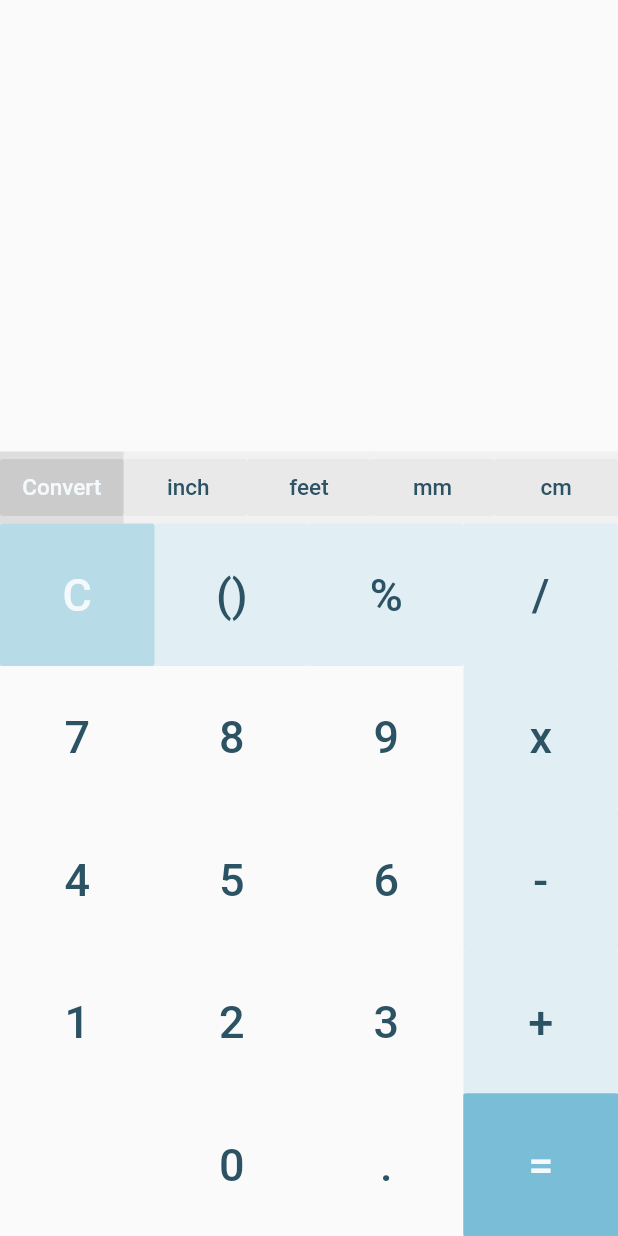
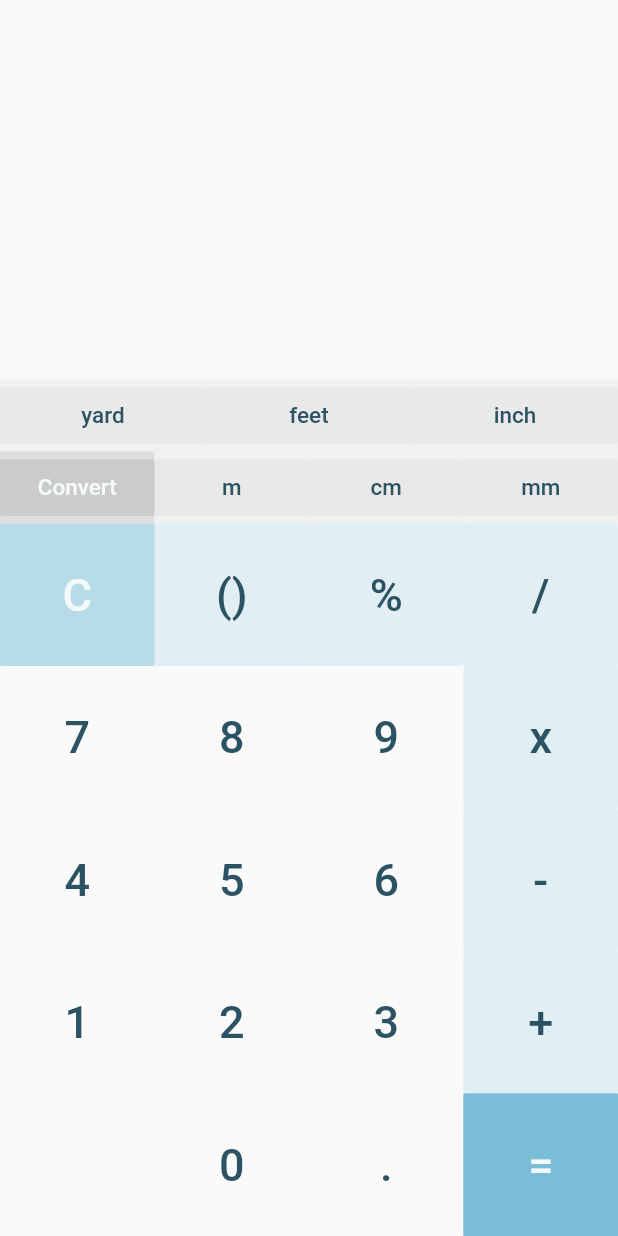
Before and after one commit to sherazahmad720/calculator, a Flutter app: the screen it shows after launch, after a tap on "feet", on a phone screen of 412 x 824 dp. Run offline on Flutter 3.47's test engine with Material 2 defaults, Android fonts, the phone set to English and light mode, and no system bars.

Commit message:
calculation functionality is added

```diff
--- a/lib/calFun.dart
+++ b/lib/calFun.dart
@@ -1,46 +1,62 @@
 double result;
+
 List<String> num1List = [];
 List<String> num2List = [];
 List<String> _parameters = [];
 String displayInputs;
 List<String> allInputs = [];
+List<String> lengthinputs = [];
 //lenth perameters
-String inch1 = "";
-String inch2 = "";
-String feet1 = "";
-String feet2 = "";
-double inchResult = 0;
-double feetResult = 0;
+
+//new logic//
+String lengthResult = "";
+double mr1 = 0;
+double mr2 = 0;
+
+//
 bool isLengthConverter = false;
+bool isMathCalculation = false;
 String lengthOptr = "";
 bool lastOptrIsLength = false;
+bool lastOptr = false;
 calculation(String input) {
   // If user press the clear button
 
-  if (input != "inch") {
-    lastOptrIsLength = false;
+  if (input != "yard" &&
+      input != "feet" &&
+      input != "inch" &&
+      input != "m" &&
+      input != "cm" &&
+      input != "mm") {
+    //NOTE clear buttion
     if (input == "C") {
+      lastOptr = false;
+      isLengthConverter = false;
+      isMathCalculation = false;
+      lengthinputs = [];
+      mr1 = 0;
+      mr2 = 0;
+
       num1List = [];
       num2List = [];
       _parameters = [];
       allInputs = [];
       displayInputs = null;
       result = null;
-      //
-      inch1 = "";
-      inch2 = "";
-      feet1 = "";
-      feet2 = "";
       isLengthConverter = false;
+      lengthResult = "";
       return;
     }
     // if two value are available then the '=' work
+    // NOTE equal Code
     if (num1List.length != 0 && num2List.length != 0 && input == "=") {
       allOperations();
       if (isLengthConverter) {
-        inch2 = "";
+        mr1 = double.parse(lengthResult);
+        mr2 = 0;
         _parameters = [];
-        allInputs = ["$inchResult inch"];
+        allInputs = ["$lengthResult m"];
+        result = null;
       } else {
         _parameters = [];
         num1List = ["$result"];
@@ -50,7 +66,7 @@ calculation(String input) {
       return;
     } else if (num2List.length == 0 && input == "=")
       return; // if one value input then press '=' then it did nothing
-
+//NOTE if number is pressed
     if (input == "0" ||
         input == "1" ||
         input == "2" ||
@@ -62,7 +78,10 @@ calculation(String input) {
         input == "8" ||
         input == "9" ||
         input == ".") {
+      lastOptr = false;
+      lastOptrIsLength = false;
       lengthOptr = "";
+
       if (_parameters.length == 0 && result == null) {
         num1List.add(input);
         // When pressed "=" after that hit any number
@@ -76,6 +95,8 @@ calculation(String input) {
       }
     }
     if (input == "+" || input == "-" || input == "x" || input == "/") {
+      lastOptr = true;
+
       lengthOptr = "";
       if (num1List.length != 0) {
         if (_parameters.length == 0) {
@@ -88,24 +109,61 @@ calculation(String input) {
         }
       }
     }
-
+//NOTE Show on Screen
     if (num1List.length != 0 || _parameters.length != 0) {
+      // if (!lastOptr) {
+      lengthinputs.add(input);
       allInputs.add(input);
+      if (lastOptr == true) {
+        lengthinputs = [];
+        lastOptr = false;
+      }
       displayInputs = allInputs.join();
+      // }
     }
-  } else if (_parameters.length == 0 || inch1 != "") {
+  } else if (!lastOptrIsLength && !isMathCalculation) {
     isLengthConverter = true;
+    //NOTE
 //here is code for length measured
 
     if (num1List.length > 0 && _parameters.length == 0 && lengthOptr == "") {
+      if (input == "yard") {
+        mr1 = mr1 + double.parse(lengthinputs.join()) / 1.094;
+      } else if (input == "feet") {
+        mr1 = mr1 + (double.parse(lengthinputs.join()) / 3.281);
+      } else if (input == "inch") {
+        mr1 = mr1 + double.parse(lengthinputs.join()) / 39.37;
+      } else if (input == "m") {
+        mr1 = mr1 + double.parse(lengthinputs.join());
+      } else if (input == "cm") {
+        mr1 = mr1 + double.parse(lengthinputs.join()) / 100;
+      } else if (input == "mm") {
+        mr1 = mr1 + double.parse(lengthinputs.join()) / 1000;
+      }
+      isLengthConverter = true;
+      lastOptrIsLength = true;
       lengthOptr = input;
-      inch1 = allInputs.join();
+      lengthinputs = [];
+      print(mr1);
       allInputs.add(input);
-      // allInputs.removeLast();
       displayInputs = allInputs.join();
     } else if (num2List.length > 0 && lengthOptr == "") {
+      if (input == "yard") {
+        mr2 = mr2 + double.parse(lengthinputs.join()) / 1.094;
+      } else if (input == "feet") {
+        mr2 = mr2 + (double.parse(lengthinputs.join()) / 3.281);
+      } else if (input == "inch") {
+        mr2 = mr2 + double.parse(lengthinputs.join()) / 39.37;
+      } else if (input == "m") {
+        mr2 = mr2 + double.parse(lengthinputs.join());
+      } else if (input == "cm") {
+        mr2 = mr2 + double.parse(lengthinputs.join()) / 100;
+      } else if (input == "mm") {
+        mr2 = mr2 + double.parse(lengthinputs.join()) / 1000;
+      }
+      lastOptrIsLength = true;
       lengthOptr = input;
-      inch2 = num2List.join();
+      lengthinputs = [];
       allInputs.add(input);
       displayInputs = allInputs.join();
     }
@@ -115,14 +173,15 @@ calculation(String input) {
 void allOperations() {
   if (_parameters[_parameters.length - 1] == "+") {
     if (isLengthConverter) {
+      result = mr1 + mr2;
+      mr1 = result;
+      lengthResult = "${result.toString()}";
+
+      num1List = ["$result"];
       num2List = [];
-      inchResult = addition(inch1, inch2);
-      inch1 = "$inchResult";
-      inch2 = "";
-      // feetResult = inchResult;
+      mr2 = 0;
+      result = null;
       _parameters = [];
-
-      allInputs = ["$inchResult inch"];
     } else {
       double sum = addition(num1List.join(), num2List.join());
       num1List = ["$sum"];
@@ -131,14 +190,15 @@ void allOperations() {
     }
   } else if (_parameters[_parameters.length - 1] == "-") {
     if (isLengthConverter) {
+      result = mr1 - mr2;
+      mr1 = result;
+      lengthResult = "${result.toString()}";
+
+      num1List = ["$result"];
       num2List = [];
-      inchResult = subtraction(inch1, inch2);
-      inch1 = "$inchResult";
-      inch2 = "";
-      // feetResult = inchResult;
+      mr2 = 0;
+      result = null;
       _parameters = [];
-
-      allInputs = ["$inchResult inch"];
     } else {
       double subtract = subtraction(num1List.join(), num2List.join());
       num1List = ["$subtract"];
@@ -147,14 +207,15 @@ void allOperations() {
     }
   } else if (_parameters[_parameters.length - 1] == "x") {
     if (isLengthConverter) {
+      result = mr1 * mr2;
+      mr1 = result;
+      lengthResult = "${result.toString()}";
+
+      num1List = ["$result"];
       num2List = [];
-      inchResult = multiplication(inch1, inch2);
-      inch1 = "$inchResult";
-      inch2 = "";
-      // feetResult = inchResult;
+      result = null;
+      mr2 = 0;
       _parameters = [];
-
-      allInputs = ["$inchResult inch"];
     } else {
       double multi = multiplication(num1List.join(), num2List.join());
       num1List = ["$multi"];
@@ -163,14 +224,15 @@ void allOperations() {
     }
   } else if (_parameters[_parameters.length - 1] == "/") {
     if (isLengthConverter) {
+      result = mr1 / mr2;
+      mr1 = result;
+      lengthResult = "${result.toString()}";
+
+      num1List = ["$result"];
       num2List = [];
-      inchResult = division(inch1, inch2);
-      inch1 = "$inchResult";
-      inch2 = "";
-      // feetResult = inchResult;
+      mr2 = 0;
+      result = null;
       _parameters = [];
-
-      allInputs = ["$inchResult inch"];
     } else {
       double divi = division(num1List.join(), num2List.join());
       num1List = ["$divi"];
--- a/lib/main.dart
+++ b/lib/main.dart
@@ -52,7 +52,11 @@ class _CalculatorState extends State<Calculator> {
                 ),
                 Align(
                   child: Text(
-                    result == null ? "" : "$result",
+                    result == null
+                        ? lengthResult == ""
+                            ? ""
+                            : "$lengthResult m"
+                        : "$result",
                     style: kResultTextStyle,
                   ),
                 ),
@@ -61,6 +65,43 @@ class _CalculatorState extends State<Calculator> {
           ),
         ),
         //length functionality button
+        Row(
+          children: <Widget>[
+            ConverterButton(
+              text: "yard",
+              backgroundColor: kButtonConverterBackgroud.withOpacity(0.1),
+              press: () {
+                setState(
+                  () {
+                    calculation("yard");
+                  },
+                );
+              },
+            ),
+            ConverterButton(
+              text: "feet",
+              backgroundColor: kButtonConverterBackgroud.withOpacity(0.1),
+              press: () {
+                setState(
+                  () {
+                    calculation("feet");
+                  },
+                );
+              },
+            ),
+            ConverterButton(
+              text: "inch",
+              backgroundColor: kButtonConverterBackgroud.withOpacity(0.1),
+              press: () {
+                setState(
+                  () {
+                    calculation("inch");
+                  },
+                );
+              },
+            ),
+          ],
+        ),
         Row(
           children: <Widget>[
             ConverterButton(
@@ -76,23 +117,23 @@ class _CalculatorState extends State<Calculator> {
               },
             ),
             ConverterButton(
-              text: " inch",
+              text: "m",
               backgroundColor: kButtonConverterBackgroud.withOpacity(0.1),
               press: () {
                 setState(
                   () {
-                    calculation("inch");
+                    calculation("m");
                   },
                 );
               },
             ),
             ConverterButton(
-              text: "feet",
+              text: "cm",
               backgroundColor: kButtonConverterBackgroud.withOpacity(0.1),
               press: () {
                 setState(
                   () {
-                    calculation("ft");
+                    calculation("cm");
                   },
                 );
               },
@@ -104,17 +145,6 @@ class _CalculatorState extends State<Calculator> {
                 setState(
                   () {
                     calculation("mm");
-                  },
-                );
-              },
-            ),
-            ConverterButton(
-              text: "cm",
-              backgroundColor: kButtonConverterBackgroud.withOpacity(0.1),
-              press: () {
-                setState(
-                  () {
-                    calculation("cm");
                   },
                 );
               },
```
